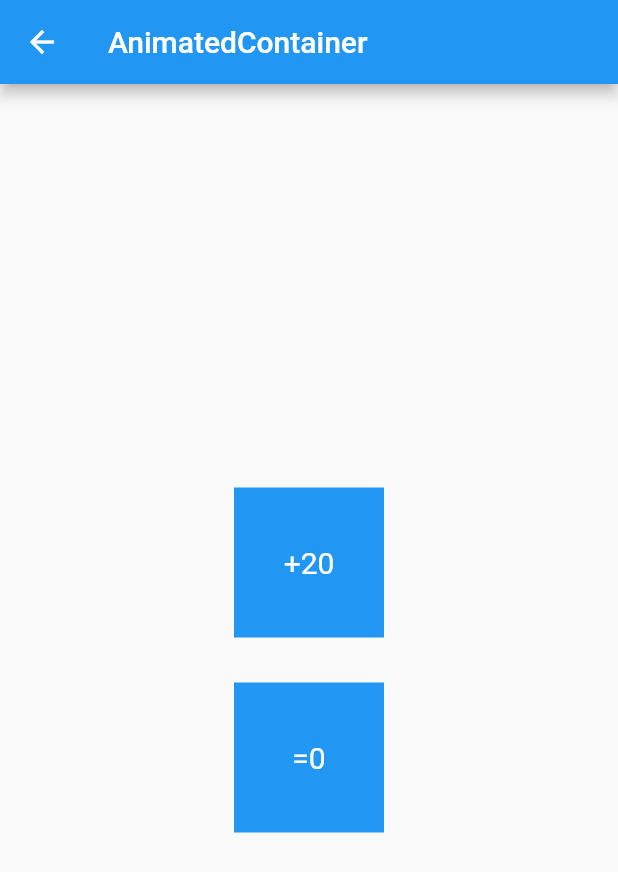
After one commit to roshanman/hello_flutter, a Flutter app: the DraggableDemo screen opened directly, on a phone screen of 412 x 824 dp. The commit adds this screen. Shown: the top 872 px of the screen. Run offline on Flutter 3.47's test engine with Material 2 defaults, Android fonts, the phone set to English and light mode, and no system bars; our stand-ins replace badges.

Commit message:
Draggable Widget

```diff
--- a/lib/demo_lists.dart
+++ b/lib/demo_lists.dart
@@ -50,8 +50,10 @@ import 'badge.dart';
 import 'directionality.dart';
 import 'floating_action_button.dart';
 import 'future_builder.dart';
+import 'draggable.dart';
 
 final List<MyDemo> allDemos = [
+  const DraggableDemo(title: "Draggable"),
   const FutureBuilderDemo(title: "FutureBuilder"),
   const FloatingActionButtonDemo(title: "FloatingActionButton"),
   const DirectionalityDemo(title: "Directionality"),
--- /dev/null
+++ b/lib/draggable.dart
@@ -0,0 +1,87 @@
+import 'dart:math';
+
+import 'base_demo.dart';
+import 'package:flutter/material.dart';
+
+class DraggableDemo extends StatefulWidget implements MyDemo {
+  final String title;
+
+  const DraggableDemo({Key? key, required this.title}) : super(key: key);
+
+  @override
+  Widget getDemoPage() {
+    return this;
+  }
+
+  @override
+  State<DraggableDemo> createState() => _DraggableDemoState();
+}
+
+class _DraggableDemoState extends State<DraggableDemo> {
+  int _count = 0;
+
+  @override
+  Widget build(BuildContext context) {
+    int randomValue = Random().nextInt(50);
+
+    return Scaffold(
+      appBar: AppBar(
+        title: const Text("AnimatedContainer"),
+      ),
+      body: Center(
+        child: Column(
+          mainAxisAlignment: MainAxisAlignment.center,
+          children: [
+            Draggable(
+              data: randomValue,
+              onDragStarted: () {
+                print('onDragStarted');
+              },
+              onDragEnd: (DraggableDetails details) {
+                print('onDragEnd:$details');
+              },
+              onDraggableCanceled: (Velocity velocity, Offset offset) {
+                print('onDraggableCanceled velocity:$velocity,offset:$offset');
+              },
+              onDragCompleted: () {
+                print('onDragCompleted');
+              },
+              feedback: Center(
+                child: Text(
+                  "+$randomValue",
+                  style: const TextStyle(fontSize: 22, color: Colors.white),
+                ),
+              ),
+              child: Container(
+                alignment: Alignment.center,
+                width: 100,
+                height: 100,
+                color: Colors.blue,
+                child: Text("+$randomValue",
+                    style: const TextStyle(fontSize: 20, color: Colors.white)),
+              ),
+            ),
+            const SizedBox(height: 30),
+            DragTarget(
+              builder: (context, candidateData, rejectedData) {
+                return Container(
+                  alignment: Alignment.center,
+                  width: 100,
+                  height: 100,
+                  color: Colors.blue,
+                  child:
+                      Text("=$_count", style: const TextStyle(fontSize: 20, color: Colors.white)),
+                );
+              },
+              onAccept: (int data) {
+                setState(() {
+                  _count += data;
+                });
+              },
+            )
+          ],
+        ),
+      ),
+    );
+  }
+}
```
